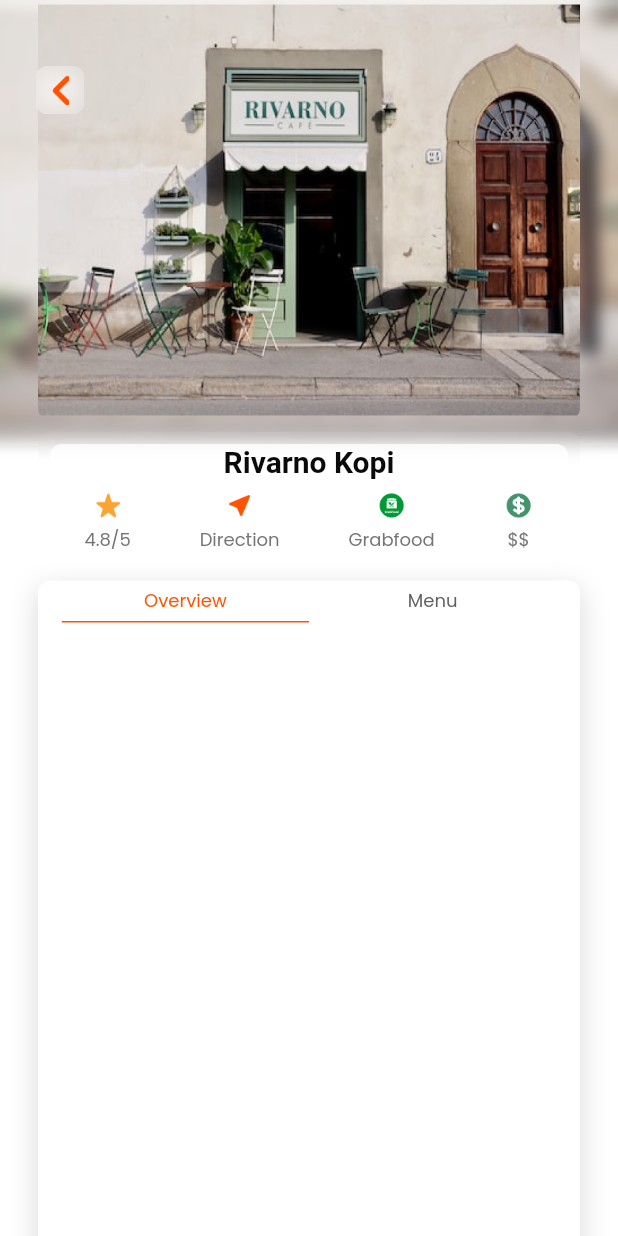
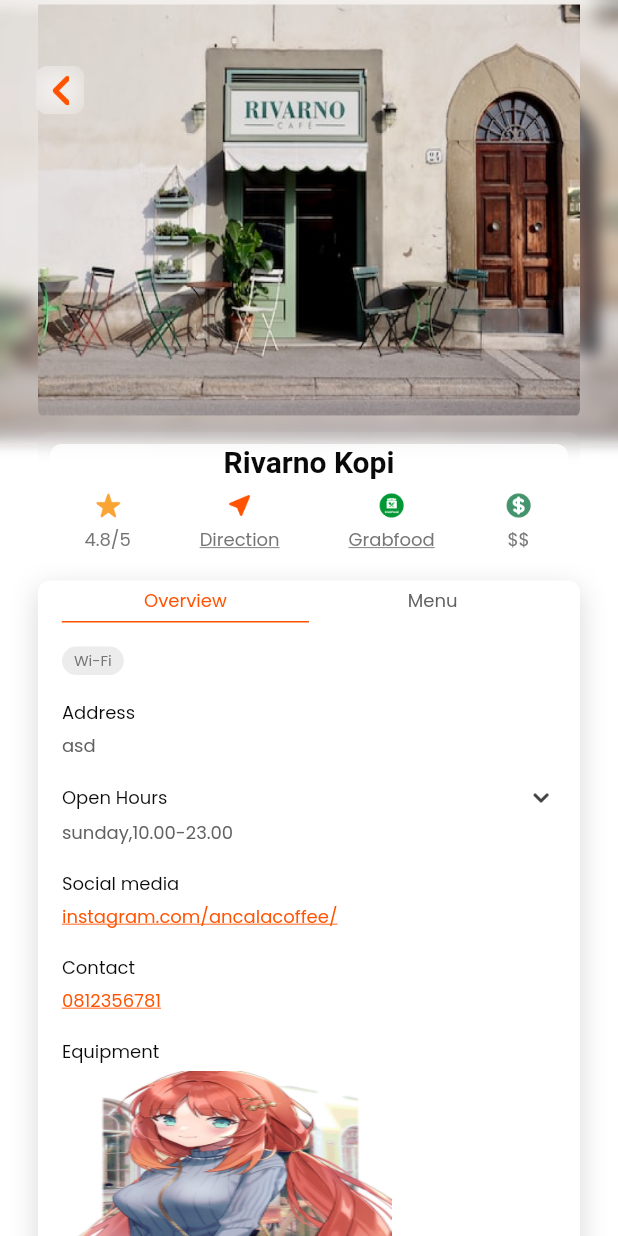
Before and after one commit to raeiverse/hauskafein, a Flutter app: the MainCafeProfile screen opened by its route, on a phone screen of 412 x 824 dp. Run offline on Flutter 3.47's test engine with Material 2 defaults, Android fonts, the phone set to English and light mode, and no system bars; our stand-ins replace bloc, carousel_slider, flutter_bloc, google_fonts; missing offline and left inert: dart:ffi; Roboto replaces fonts that are missing (ClashDisplay).

Commit message:
Update 12/9
+ Detail Profile Content can change overview - menu
+ Tag Overview
+ Info Overview
+ LaunchUrl ( Direction, Grabfood, Social Media, Contact )

```diff
--- a/lib/cubit/pages_cubit.dart
+++ b/lib/cubit/pages_cubit.dart
@@ -10,7 +10,7 @@
 
 class ContentCubit extends Cubit<int> {
   ContentCubit() : super((0));
-  void setPage(int NewPage) {
-    emit(NewPage);
+  void setContent(int NewContent) {
+    emit(NewContent);
   }
 }
--- a/lib/main.dart
+++ b/lib/main.dart
@@ -21,6 +21,9 @@
         BlocProvider(
           create: (context) => PagesCubit(),
         ),
+        BlocProvider(
+          create: (context) => ContentCubit(),
+        ),
       ],
       child: MaterialApp(
         debugShowCheckedModeBanner: false,
--- a/lib/ui/widget/cafe/cafeprofile/MainCafeProfile.dart
+++ b/lib/ui/widget/cafe/cafeprofile/MainCafeProfile.dart
@@ -5,7 +5,7 @@
 import 'package:hauskafein/ui/pages/BackButtonWidget.dart';
 import 'package:hauskafein/ui/widget/cafe/cafeprofile/HeaderCafeProfile.dart';
 import 'package:hauskafein/ui/widget/cafe/cafeprofile/TitleCafeProfile.dart';
-import 'package:hauskafein/ui/widget/cafe/cafeprofile/overviewcafe/MainOverview.dart';
+import 'package:hauskafein/ui/widget/cafe/cafeprofile/detailprofile/MainContent.dart';
 
 class MainCafeProfile extends StatelessWidget {
   const MainCafeProfile({super.key});
@@ -47,7 +47,7 @@
                   rating: 4.8,
                   price: '\$\$',
                 ),
-                MainOverview(),
+                MainContent(),
               ],
             ),
           ),
--- a/lib/ui/widget/cafe/cafeprofile/TitleCafeProfile.dart
+++ b/lib/ui/widget/cafe/cafeprofile/TitleCafeProfile.dart
@@ -2,6 +2,7 @@
 
 import 'package:flutter/material.dart';
 import 'package:hauskafein/theme.dart';
+import 'package:url_launcher/url_launcher.dart';
 
 class TitleCafeProfile extends StatelessWidget {
   final String title;
@@ -15,6 +16,25 @@
   }) : super(key: key);
 
   @override
+  _launchDirectionUrl() async {
+    Uri DirectionUrl = Uri.parse(
+        'https://www.google.com/maps/dir/-7.9691776,112.6301696/ancala+cafe/@-7.9062455,112.5083542,12z/data=!3m1!4b1!4m9!4m8!1m1!4e1!1m5!1m1!1s0x2e787f5b159fae01:0xc4a92abb54d648d1!2m2!1d112.5240383!2d-7.8430025');
+    if (await canLaunchUrl(DirectionUrl)) {
+      await launchUrl(DirectionUrl);
+    } else {
+      throw 'Could not launch $DirectionUrl';
+    }
+  }
+
+  _launchGrabUrl() async {
+    Uri GrabUrl = Uri.parse('Not Found');
+    if (await canLaunchUrl(GrabUrl)) {
+      await launchUrl(GrabUrl);
+    } else {
+      throw 'Could not launch $GrabUrl';
+    }
+  }
+
   Widget build(BuildContext context) {
     return ClipRRect(
       borderRadius: BorderRadius.all(
@@ -80,7 +100,11 @@
                       ],
                     ),
                     // DIRECTION
-                    Column(
+                    GestureDetector(
+                      onTap: () {
+                        _launchDirectionUrl();
+                      },
+                      child: Column(
                         children: [
                           Container(
                             margin: EdgeInsets.only(bottom: 4),
@@ -97,12 +121,18 @@
                             'Direction',
                             style: BodyRegular.copyWith(
                               color: Neutral70,
+                              decoration: TextDecoration.underline,
                             ),
                           ),
                         ],
                       ),
+                    ),
                     // GRABFOOD
-                    Column(
+                    GestureDetector(
+                      onTap: () {
+                        // _launchGrabUrl();
+                      },
+                      child: Column(
                         children: [
                           Container(
                             margin: EdgeInsets.only(bottom: 4),
@@ -119,9 +149,11 @@
                             'Grabfood',
                             style: BodyRegular.copyWith(
                               color: Neutral70,
+                              decoration: TextDecoration.underline,
                             ),
                           ),
                         ],
+                      ),
                     ),
                     // PRICEY
                     Column(
--- a/lib/ui/widget/cafe/cafeprofile/overviewcafe/ContentNavbar.dart
+++ b/lib/ui/widget/cafe/cafeprofile/detailprofile/ContentNavbar.dart
@@ -17,7 +17,7 @@
   Widget build(BuildContext context) {
     return GestureDetector(
       onTap: () {
-        context.read<ContentCubit>().setPage(index);
+        context.read<ContentCubit>().setContent(index);
       },
       child: Container(
         width: MediaQuery.of(context).size.width / 2.5,
@@ -25,7 +25,7 @@
         decoration: BoxDecoration(
           border: Border(
             bottom: BorderSide(
-              color: context.read<PagesCubit>().state == index
+              color: context.read<ContentCubit>().state == index
                   ? orangeColor
                   : transparentColor,
             ),
@@ -35,7 +35,7 @@
           child: Text(
             title,
             style: BodyRegular.copyWith(
-              color: context.read<PagesCubit>().state == index
+              color: context.read<ContentCubit>().state == index
                   ? orangeColor
                   : Neutral80,
             ),
--- /dev/null
+++ b/lib/ui/widget/cafe/cafeprofile/detailprofile/MainContent.dart
@@ -0,0 +1,67 @@
+import 'package:flutter/material.dart';
+import 'package:flutter_bloc/flutter_bloc.dart';
+import 'package:hauskafein/cubit/pages_cubit.dart';
+import 'package:hauskafein/theme.dart';
+import 'package:hauskafein/ui/widget/cafe/cafeprofile/detailprofile/ContentNavbar.dart';
+import 'package:hauskafein/ui/widget/cafe/cafeprofile/detailprofile/MenuCafe/MenuContent.dart';
+import 'package:hauskafein/ui/widget/cafe/cafeprofile/detailprofile/OverviewCafe/OverviewContent.dart';
+
+class MainContent extends StatelessWidget {
+  const MainContent({super.key});
+
+  @override
+  Widget BuildContent(int CurrentIndexContent) {
+    switch (CurrentIndexContent) {
+      case 0:
+        return OverviewContent();
+      case 1:
+        return MenuContent();
+      default:
+        return OverviewContent();
+    }
+  }
+
+  Widget ContentNavbar() {
+    return Row(
+      mainAxisAlignment: MainAxisAlignment.center,
+      children: [
+        ContentNavbarWidget(
+          index: 0,
+          title: 'Overview',
+        ),
+        ContentNavbarWidget(
+          index: 1,
+          title: 'Menu',
+        ),
+      ],
+    );
+  }
+
+  Widget build(BuildContext context) {
+    return BlocBuilder<ContentCubit, int>(
+      builder: (context, CurrentIndexContent) {
+        return Container(
+          width: MediaQuery.of(context).size.width / 1.14,
+          height: 522,
+          decoration: BoxDecoration(
+            color: whiteColor,
+            borderRadius: CardRadius,
+            boxShadow: [
+              BoxShadow(
+                color: blackColor.withOpacity(0.15),
+                blurRadius: 15,
+                offset: Offset(0, 5),
+              ),
+            ],
+          ),
+          child: Column(
+            children: [
+              ContentNavbar(),
+              BuildContent(CurrentIndexContent),
+            ],
+          ),
+        );
+      },
+    );
+  }
+}
--- /dev/null
+++ b/lib/ui/widget/cafe/cafeprofile/detailprofile/MenuCafe/MenuContent.dart
@@ -0,0 +1,14 @@
+import 'package:flutter/material.dart';
+
+class MenuContent extends StatelessWidget {
+  const MenuContent({super.key});
+
+  @override
+  Widget build(BuildContext context) {
+    return Container(
+      child: Center(
+        child: Text('Menu'),
+      ),
+    );
+  }
+}
--- /dev/null
+++ b/lib/ui/widget/cafe/cafeprofile/detailprofile/OverviewCafe/EquipmentWidgetOverview.dart
@@ -0,0 +1,38 @@
+import 'package:flutter/material.dart';
+
+import '../../../../../../theme.dart';
+
+class EquipmentWidgetOverview extends StatelessWidget {
+  final String imageUrl;
+  final String caption;
+  const EquipmentWidgetOverview(
+      {Key? key, required this.imageUrl, required this.caption})
+      : super(key: key);
+
+  @override
+  Widget build(BuildContext context) {
+    return Column(
+      children: [
+        Container(
+          margin: EdgeInsets.only(
+            top: 4,
+            bottom: 8,
+            right: 8,
+          ),
+          width: 220,
+          height: 140,
+          decoration: BoxDecoration(
+            image:
+                DecorationImage(image: AssetImage(imageUrl), fit: BoxFit.fill),
+          ),
+        ),
+        Text(
+          caption,
+          style: CaptionRegular.copyWith(
+            color: Neutral80,
+          ),
+        ),
+      ],
+    );
+  }
+}
--- /dev/null
+++ b/lib/ui/widget/cafe/cafeprofile/detailprofile/OverviewCafe/InfoOverview.dart
@@ -0,0 +1,232 @@
+import 'package:flutter/material.dart';
+import 'package:hauskafein/theme.dart';
+import 'package:url_launcher/url_launcher.dart';
+
+class InfoOverview extends StatelessWidget {
+  final String address;
+  final String day;
+  final String open;
+  final String closed;
+  final String instaUrl;
+  final String phoneNumber;
+
+  const InfoOverview({
+    Key? key,
+    this.address = '',
+    this.day = '',
+    required this.open,
+    required this.closed,
+    this.instaUrl = '',
+    this.phoneNumber = '',
+  }) : super(key: key);
+
+  @override
+  _launchInstagramUrl() async {
+    Uri url = Uri.parse('https://www.' + instaUrl);
+    if (await canLaunchUrl(url)) {
+      await launchUrl(url);
+    } else {
+      throw 'Could not launch $url';
+    }
+  }
+
+  _launchContactNumber() async {
+    Uri Contact = Uri.parse('tel://' + phoneNumber);
+    if (await canLaunchUrl(Contact)) {
+      await launchUrl(Contact);
+    } else {
+      throw 'Could not launch $Contact';
+    }
+  }
+
+  Widget AddressWidget() {
+    return Container(
+      margin: EdgeInsets.only(left: 16),
+      child: Column(
+        crossAxisAlignment: CrossAxisAlignment.start,
+        children: [
+          Text(
+            'Address',
+            style: BodyRegular.copyWith(
+              color: Neutral100,
+            ),
+          ),
+          SizedBox(height: 4),
+          Text(
+            address,
+            style: BodyRegular.copyWith(
+              color: Neutral80,
+            ),
+          ),
+        ],
+      ),
+    );
+  }
+
+  Widget OpenHoursWidget() {
+    return Container(
+      margin: EdgeInsets.only(top: 16, left: 16, right: 16),
+      child: Column(
+        crossAxisAlignment: CrossAxisAlignment.start,
+        children: [
+          Row(
+            children: [
+              Text(
+                'Open Hours',
+                style: BodyRegular.copyWith(
+                  color: Neutral100,
+                ),
+              ),
+              Spacer(),
+              Container(
+                width: 20,
+                height: 20,
+                decoration: BoxDecoration(
+                  image: DecorationImage(
+                      image: AssetImage('assets/images/icon_down.png'),
+                      fit: BoxFit.contain),
+                ),
+              ),
+            ],
+          ),
+          SizedBox(height: 4),
+          Text(
+            day + ',' + open + '-' + closed,
+            style: BodyRegular.copyWith(
+              color: Neutral80,
+            ),
+          ),
+        ],
+      ),
+    );
+  }
+
+  Widget SocialMediaWidget() {
+    return Container(
+      margin: EdgeInsets.only(top: 16, left: 16),
+      child: Column(
+        crossAxisAlignment: CrossAxisAlignment.start,
+        children: [
+          Text(
+            'Social media',
+            style: BodyRegular.copyWith(
+              color: Neutral100,
+            ),
+          ),
+          SizedBox(height: 4),
+          GestureDetector(
+            onTap: () {
+              _launchInstagramUrl();
+            },
+            child: Text(
+              instaUrl,
+              style: BodyRegular.copyWith(
+                color: orangeColor,
+                decoration: TextDecoration.underline,
+              ),
+            ),
+          ),
+        ],
+      ),
+    );
+  }
+
+  Widget ContactWidget() {
+    return Container(
+      margin: EdgeInsets.only(top: 16, left: 16),
+      child: Column(
+        crossAxisAlignment: CrossAxisAlignment.start,
+        children: [
+          Text(
+            'Contact',
+            style: BodyRegular.copyWith(
+              color: Neutral100,
+            ),
+          ),
+          SizedBox(height: 4),
+          GestureDetector(
+            onTap: () {
+              _launchContactNumber();
+            },
+            child: Text(
+              phoneNumber,
+              style: BodyRegular.copyWith(
+                color: orangeColor,
+                decoration: TextDecoration.underline,
+              ),
+            ),
+          ),
+        ],
+      ),
+    );
+  }
+
+  Widget EquipmentWidget() {
+    return Container(
+      margin: EdgeInsets.only(top: 16),
+      child: Column(
+        crossAxisAlignment: CrossAxisAlignment.start,
+        children: [
+          Padding(
+            padding: const EdgeInsets.only(left: 16),
+            child: Text(
+              'Equipment',
+              style: BodyRegular.copyWith(
+                color: Neutral100,
+              ),
+            ),
+          ),
+          // SingleChildScrollView(
+          //   scrollDirection: Axis.horizontal,
+          //   child: Padding(
+          //     padding: const EdgeInsets.only(left: 16, right: 8),
+          //     child: Row(
+          //       children: [
+          //         Column(
+          //           children: [
+          //             Container(
+          //               margin: EdgeInsets.only(
+          //                 top: 4,
+          //                 bottom: 8,
+          //                 right: 8,
+          //               ),
+          //               width: 220,
+          //               height: 140,
+          //               decoration: BoxDecoration(
+          //                 image: DecorationImage(
+          //                     image: AssetImage(imageUrl), fit: BoxFit.fill),
+          //               ),
+          //             ),
+          //             Text(
+          //               caption,
+          //               style: CaptionRegular.copyWith(
+          //                 color: Neutral80,
+          //               ),
+          //             ),
+          //           ],
+          //         ),
+          //       ],
+          //     ),
+          //   ),
+          // ),
+        ],
+      ),
+    );
+  }
+
+  Widget build(BuildContext context) {
+    return Container(
+      margin: EdgeInsets.only(top: 16),
+      child: Column(
+        crossAxisAlignment: CrossAxisAlignment.start,
+        children: [
+          AddressWidget(),
+          OpenHoursWidget(),
+          SocialMediaWidget(),
+          ContactWidget(),
+          EquipmentWidget(),
+        ],
+      ),
+    );
+  }
+}
--- /dev/null
+++ b/lib/ui/widget/cafe/cafeprofile/detailprofile/OverviewCafe/OverviewContent.dart
@@ -0,0 +1,50 @@
+import 'package:flutter/material.dart';
+import 'package:hauskafein/ui/widget/cafe/cafeprofile/detailprofile/OverviewCafe/EquipmentWidgetOverview.dart';
+import 'package:hauskafein/ui/widget/cafe/cafeprofile/detailprofile/OverviewCafe/InfoOverview.dart';
+import 'package:hauskafein/ui/widget/cafe/cafeprofile/detailprofile/OverviewCafe/TagOverview.dart';
+
+class OverviewContent extends StatelessWidget {
+  const OverviewContent({super.key});
+
+  @override
+  Widget build(BuildContext context) {
+    return Container(
+      child: Padding(
+        padding: const EdgeInsets.only(
+          // left: 16,
+          top: 8,
+          // right: 8,
+          bottom: 16,
+        ),
+        child: Column(
+          crossAxisAlignment: CrossAxisAlignment.start,
+          children: [
+            TagOverview(),
+            InfoOverview(
+              address: 'asd',
+              day: 'sunday',
+              open: '10.00',
+              closed: '23.00',
+              instaUrl: 'instagram.com/ancalacoffee/',
+              phoneNumber: '0812356781',
+            ),
+            SingleChildScrollView(
+              scrollDirection: Axis.horizontal,
+              child: Padding(
+                padding: const EdgeInsets.only(left: 16, right: 8),
+                child: Row(
+                  children: [
+                    EquipmentWidgetOverview(
+                      imageUrl: 'assets/images/1.jpg',
+                      caption: 'Nilou',
+                    ),
+                  ],
+                ),
+              ),
+            )
+          ],
+        ),
+      ),
+    );
+  }
+}
--- /dev/null
+++ b/lib/ui/widget/cafe/cafeprofile/detailprofile/OverviewCafe/TagOverview.dart
@@ -0,0 +1,19 @@
+import 'package:flutter/material.dart';
+import 'package:hauskafein/theme.dart';
+import 'package:hauskafein/ui/widget/cafe/cafeprofile/detailprofile/OverviewCafe/TagOverviewWidget.dart';
+
+class TagOverview extends StatelessWidget {
+  const TagOverview({super.key});
+
+  @override
+  Widget build(BuildContext context) {
+    return Align(
+      alignment: Alignment.topLeft,
+      child: Wrap(
+        children: [
+          TagOverviewWidget(title: 'Wi-Fi'),
+        ],
+      ),
+    );
+  }
+}
--- /dev/null
+++ b/lib/ui/widget/cafe/cafeprofile/detailprofile/OverviewCafe/TagOverviewWidget.dart
@@ -0,0 +1,37 @@
+import 'package:flutter/material.dart';
+
+import '../../../../../../theme.dart';
+
+class TagOverviewWidget extends StatelessWidget {
+  final String title;
+  const TagOverviewWidget({Key? key, required this.title}) : super(key: key);
+
+  @override
+  Widget build(BuildContext context) {
+    return Wrap(
+      children: [
+        Container(
+          margin: EdgeInsets.only(right: 8, top: 8, left: 16),
+          decoration: BoxDecoration(
+            color: Neutral30,
+            borderRadius: BorderRadius.all(
+              Radius.circular(10),
+            ),
+          ),
+          child: Container(
+            margin: EdgeInsets.symmetric(
+              vertical: 2,
+              horizontal: 8,
+            ),
+            child: Text(
+              title,
+              style: CaptionRegular.copyWith(
+                color: Neutral70,
+              ),
+            ),
+          ),
+        ),
+      ],
+    );
+  }
+}
--- a/lib/ui/widget/cafe/cafeprofile/overviewcafe/MainOverview.dart
+++ /dev/null
@@ -1,57 +0,0 @@
-import 'package:flutter/material.dart';
-import 'package:hauskafein/theme.dart';
-import 'package:hauskafein/ui/widget/cafe/cafeprofile/overviewcafe/ContentNavbar.dart';
-
-class MainOverview extends StatelessWidget {
-  const MainOverview({super.key});
-
-  @override
-  // Widget BuildContent(int CurrentIndex) {
-  //   switch (CurrentIndex) {
-  //     case 0:
-  //       return OverviewPage();
-  //     case 1:
-  //       return MenuPage();
-  //     default:
-  //       return Overview();
-  //   }
-  // }
-  Widget ContentNavbar() {
-    return Row(
-      mainAxisAlignment: MainAxisAlignment.center,
-      children: [
-        ContentNavbarWidget(
-          index: 0,
-          title: 'Overview',
-        ),
-        ContentNavbarWidget(
-          index: 1,
-          title: 'Menu',
-        ),
-      ],
-    );
-  }
-
-  Widget build(BuildContext context) {
-    return Container(
-      width: MediaQuery.of(context).size.width / 1.14,
-      height: 522,
-      decoration: BoxDecoration(
-        color: whiteColor,
-        borderRadius: CardRadius,
-        boxShadow: [
-          BoxShadow(
-            color: blackColor.withOpacity(0.15),
-            blurRadius: 15,
-            offset: Offset(0, 5),
-          ),
-        ],
-      ),
-      child: Column(
-        children: [
-          ContentNavbar(),
-        ],
-      ),
-    );
-  }
-}
--- a/lib/ui/widget/homepage/BottomSearchRecNavBar.dart
+++ b/lib/ui/widget/homepage/BottomSearchRecNavBar.dart
@@ -35,7 +35,7 @@
                   children: [
                     Container(
                       margin: EdgeInsets.symmetric(vertical: 4),
-                      width: 83,
+                      width: MediaQuery.of(context).size.width / 4.3,
                       height: 28,
                       decoration: BoxDecoration(
                         color: orangeColor,
--- a/pubspec.yaml
+++ b/pubspec.yaml
@@ -39,6 +39,8 @@
   google_fonts: ^3.0.1
   carousel_slider: ^4.1.1
   flutter_bloc: ^8.1.1
+  url_launcher: ^6.1.7
+
 
 dev_dependencies:
   flutter_test:
```
Also changed, not shown: assets/images/icon_down.png (added), pubspec.lock, 6 other files. Lines whose indentation alone changed are shown as unchanged.
